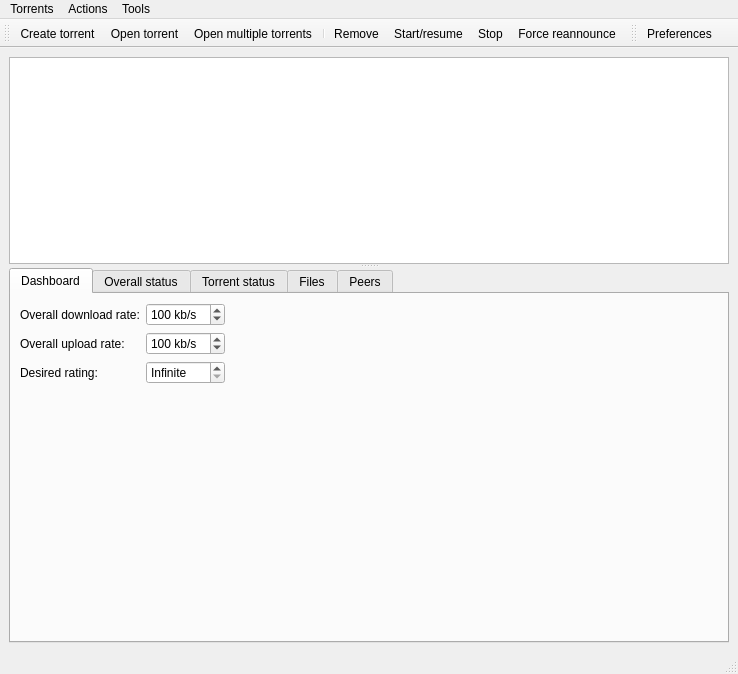
Above: src/plugins/torrent/mainwindow.ui from 0xd34df00d/leechcraft before the change. Below: the same form after it.
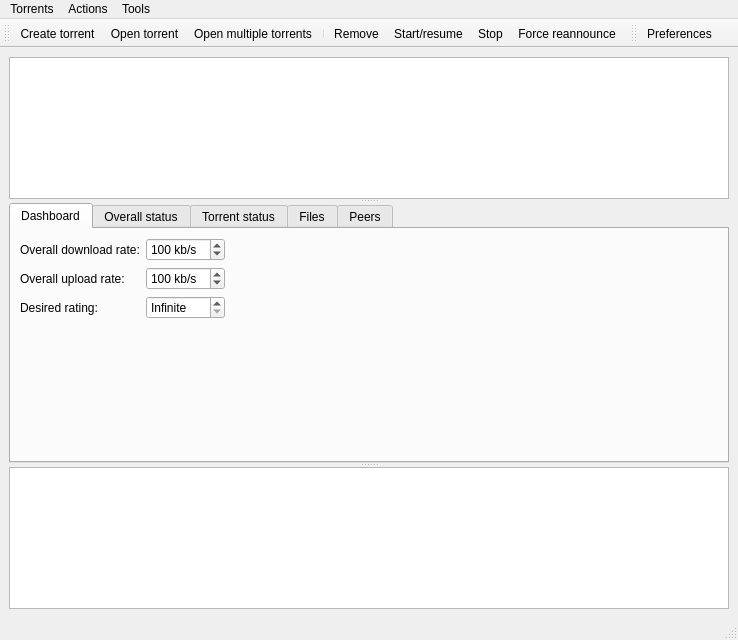
That is the form after the change. Icons and pictures are not drawn. Custom widgets are drawn as their Qt base class.

Commit message: * Updated translations. + LogShower in BitTorrent.

What changed in the file:
```diff
--- a/src/plugins/torrent/mainwindow.ui
+++ b/src/plugins/torrent/mainwindow.ui
@@ -6,8 +6,8 @@
    <rect>
     <x>0</x>
     <y>0</y>
-    <width>738</width>
-    <height>674</height>
+    <width>730</width>
+    <height>640</height>
    </rect>
   </property>
   <property name="windowTitle" >
@@ -917,6 +917,20 @@
         </layout>
        </widget>
       </widget>
+      <widget class="QTextEdit" name="LogShower_" >
+       <property name="lineWrapMode" >
+        <enum>QTextEdit::NoWrap</enum>
+       </property>
+       <property name="readOnly" >
+        <bool>true</bool>
+       </property>
+       <property name="tabStopWidth" >
+        <number>100</number>
+       </property>
+       <property name="acceptRichText" >
+        <bool>false</bool>
+       </property>
+      </widget>
      </widget>
     </item>
    </layout>
```
Left out of the diff: 2 changed lines with no effect on the pictures. The commit also changes 17 other files.
